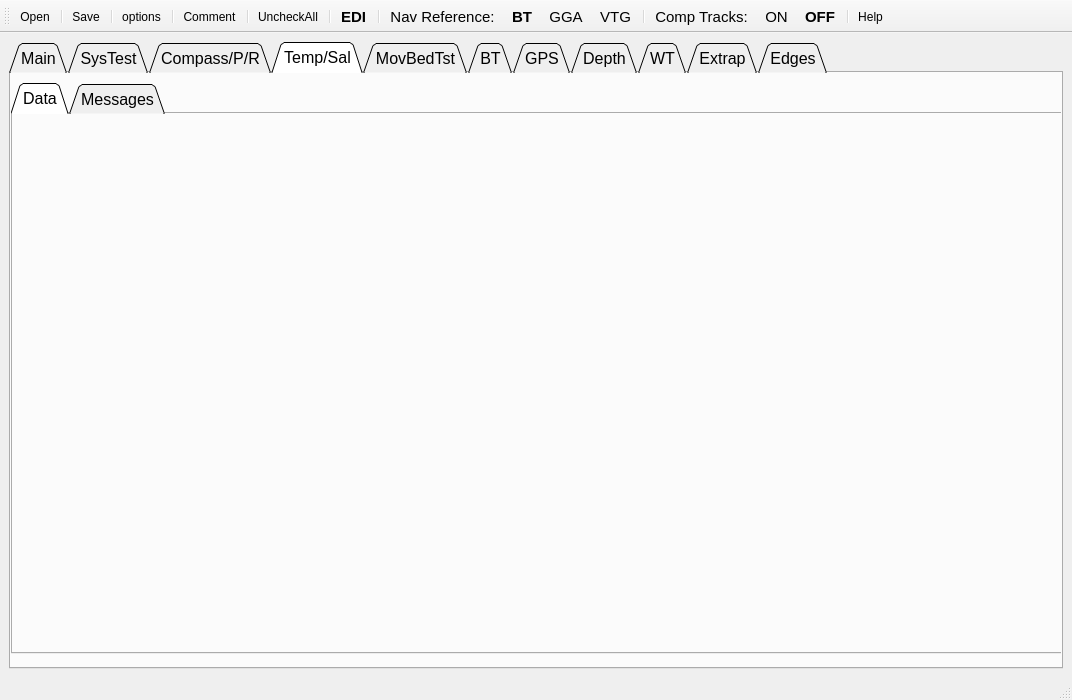
The window that UI/QRev_gui.ui (rowetechinc/QRevPy) describes before a commit, drawn with Qt 5.
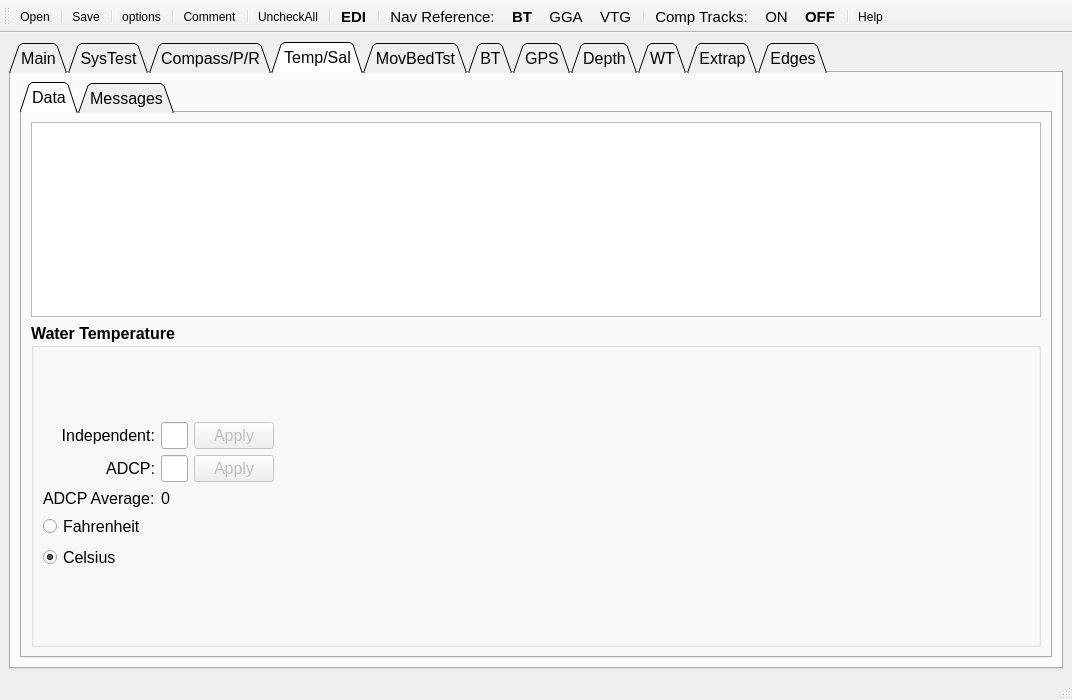
The same window after the commit. The open tabs and pages were chosen to show the change. Icons and pictures are not drawn.

Commit message: Modifications to get the tempsal_tab functioning properly.

Patch:
```diff
--- a/UI/QRev_gui.ui
+++ b/UI/QRev_gui.ui
@@ -1028,32 +1028,305 @@
        <attribute name="title">
         <string>Temp/Sal</string>
        </attribute>
-       <widget class="QTabWidget" name="tab_tempsal_2">
-        <property name="geometry">
-         <rect>
-          <x>0</x>
-          <y>10</y>
-          <width>1221</width>
-          <height>571</height>
-         </rect>
-        </property>
-        <property name="tabShape">
-         <enum>QTabWidget::Triangular</enum>
-        </property>
-        <property name="currentIndex">
-         <number>0</number>
-        </property>
-        <widget class="QWidget" name="tab_tempsal_2_data">
-         <attribute name="title">
-          <string>Data</string>
-         </attribute>
-        </widget>
-        <widget class="QWidget" name="tab_tempsal_2_messages">
-         <attribute name="title">
-          <string>Messages</string>
-         </attribute>
-        </widget>
-       </widget>
+       <layout class="QGridLayout" name="gridLayout_18">
+        <item row="0" column="0">
+         <widget class="QTabWidget" name="tab_tempsal_2">
+          <property name="tabShape">
+           <enum>QTabWidget::Triangular</enum>
+          </property>
+          <property name="currentIndex">
+           <number>0</number>
+          </property>
+          <widget class="QWidget" name="tab_tempsal_2_data">
+           <attribute name="title">
+            <string>Data</string>
+           </attribute>
+           <layout class="QGridLayout" name="gridLayout_19">
+            <item row="0" column="0">
+             <layout class="QVBoxLayout" name="verticalLayout_11" stretch="3,5">
+              <item>
+               <widget class="QTableWidget" name="table_tempsal"/>
+              </item>
+              <item>
+               <widget class="QGroupBox" name="gb_temp">
+                <property name="font">
+                 <font>
+                  <weight>75</weight>
+                  <bold>true</bold>
+                 </font>
+                </property>
+                <property name="title">
+                 <string>Water Temperature</string>
+                </property>
+                <layout class="QGridLayout" name="gridLayout_17">
+                 <item row="0" column="0">
+                  <layout class="QHBoxLayout" name="horizontalLayout_14" stretch="1,4">
+                   <item>
+                    <layout class="QVBoxLayout" name="verticalLayout_10">
+                     <item>
+                      <spacer name="verticalSpacer_2">
+                       <property name="orientation">
+                        <enum>Qt::Vertical</enum>
+                       </property>
+                       <property name="sizeHint" stdset="0">
+                        <size>
+                         <width>20</width>
+                         <height>40</height>
+                        </size>
+                       </property>
+                      </spacer>
+                     </item>
+                     <item>
+                      <layout class="QGridLayout" name="gridLayout_16" columnminimumwidth="2,1,1">
+                       <item row="0" column="0">
+                        <widget class="QLabel" name="label_independent">
+                         <property name="font">
+                          <font>
+                           <weight>50</weight>
+                           <bold>false</bold>
+                          </font>
+                         </property>
+                         <property name="text">
+                          <string>Independent:</string>
+                         </property>
+                         <property name="alignment">
+                          <set>Qt::AlignRight|Qt::AlignTrailing|Qt::AlignVCenter</set>
+                         </property>
+                        </widget>
+                       </item>
+                       <item row="0" column="1">
+                        <widget class="QLineEdit" name="ed_user_temp">
+                         <property name="font">
+                          <font>
+                           <weight>50</weight>
+                           <bold>false</bold>
+                          </font>
+                         </property>
+                        </widget>
+                       </item>
+                       <item row="0" column="2">
+                        <widget class="QPushButton" name="pb_ind_temp_apply">
+                         <property name="enabled">
+                          <bool>false</bool>
+                         </property>
+                         <property name="font">
+                          <font>
+                           <weight>50</weight>
+                           <bold>false</bold>
+                          </font>
+                         </property>
+                         <property name="text">
+                          <string>Apply</string>
+                         </property>
+                        </widget>
+                       </item>
+                       <item row="1" column="0">
+                        <widget class="QLabel" name="label_adcp">
+                         <property name="font">
+                          <font>
+                           <weight>50</weight>
+                           <bold>false</bold>
+                          </font>
+                         </property>
+                         <property name="text">
+                          <string>ADCP:</string>
+                         </property>
+                         <property name="alignment">
+                          <set>Qt::AlignRight|Qt::AlignTrailing|Qt::AlignVCenter</set>
+                         </property>
+                        </widget>
+                       </item>
+                       <item row="1" column="1">
+                        <widget class="QLineEdit" name="ed_adcp_temp">
+                         <property name="font">
+                          <font>
+                           <weight>50</weight>
+                           <bold>false</bold>
+                          </font>
+                         </property>
+                        </widget>
+                       </item>
+                       <item row="1" column="2">
+                        <widget class="QPushButton" name="pb_adcp_temp_apply">
+                         <property name="enabled">
+                          <bool>false</bool>
+                         </property>
+                         <property name="font">
+                          <font>
+                           <weight>50</weight>
+                           <bold>false</bold>
+                          </font>
+                         </property>
+                         <property name="text">
+                          <string>Apply</string>
+                         </property>
+                        </widget>
+                       </item>
+                       <item row="2" column="0">
+                        <widget class="QLabel" name="label_adcp_avg">
+                         <property name="font">
+                          <font>
+                           <weight>50</weight>
+                           <bold>false</bold>
+                          </font>
+                         </property>
+                         <property name="text">
+                          <string>ADCP Average:</string>
+                         </property>
+                        </widget>
+                       </item>
+                       <item row="2" column="1">
+                        <widget class="QLabel" name="txt_adcp_avg">
+                         <property name="font">
+                          <font>
+                           <weight>50</weight>
+                           <bold>false</bold>
+                          </font>
+                         </property>
+                         <property name="text">
+                          <string>0</string>
+                         </property>
+                        </widget>
+                       </item>
+                       <item row="2" column="2">
+                        <spacer name="horizontalSpacer_3">
+                         <property name="orientation">
+                          <enum>Qt::Horizontal</enum>
+                         </property>
+                         <property name="sizeHint" stdset="0">
+                          <size>
+                           <width>40</width>
+                           <height>20</height>
+                          </size>
+                         </property>
+                        </spacer>
+                       </item>
+                      </layout>
+                     </item>
+                     <item>
+                      <layout class="QVBoxLayout" name="verticalLayout_9">
+                       <item>
+                        <widget class="QRadioButton" name="rb_f">
+                         <property name="font">
+                          <font>
+                           <weight>50</weight>
+                           <bold>false</bold>
+                          </font>
+                         </property>
+                         <property name="text">
+                          <string>Fahrenheit</string>
+                         </property>
+                        </widget>
+                       </item>
+                       <item>
+                        <widget class="QRadioButton" name="rb_c">
+                         <property name="font">
+                          <font>
+                           <weight>50</weight>
+                           <bold>false</bold>
+                          </font>
+                         </property>
+                         <property name="text">
+                          <string>Celsius</string>
+                         </property>
+                         <property name="checked">
+                          <bool>true</bool>
+                         </property>
+                        </widget>
+                       </item>
+                      </layout>
+                     </item>
+                     <item>
+                      <spacer name="verticalSpacer">
+                       <property name="orientation">
+                        <enum>Qt::Vertical</enum>
+                       </property>
+                       <property name="sizeHint" stdset="0">
+                        <size>
+                         <width>20</width>
+                         <height>40</height>
+                        </size>
+                       </property>
+                      </spacer>
+                     </item>
+                    </layout>
+                   </item>
+                   <item>
+                    <widget class="QWidget" name="graph_temperature" native="true"/>
+                   </item>
+                  </layout>
+                 </item>
+                </layout>
+               </widget>
+              </item>
+             </layout>
+            </item>
+           </layout>
+          </widget>
+          <widget class="QWidget" name="tab_tempsal_2_messages">
+           <attribute name="title">
+            <string>Messages</string>
+           </attribute>
+           <layout class="QGridLayout" name="gridLayout_20">
+            <item row="0" column="0">
+             <layout class="QVBoxLayout" name="verticalLayout_12">
+              <item>
+               <widget class="QGroupBox" name="box_compass_messages_2">
+                <property name="font">
+                 <font>
+                  <weight>75</weight>
+                  <bold>true</bold>
+                 </font>
+                </property>
+                <property name="title">
+                 <string>Quality Check Messages</string>
+                </property>
+                <layout class="QHBoxLayout" name="horizontalLayout_15">
+                 <item>
+                  <widget class="QPlainTextEdit" name="display_tempsal_messages">
+                   <property name="font">
+                    <font>
+                     <weight>50</weight>
+                     <bold>false</bold>
+                    </font>
+                   </property>
+                  </widget>
+                 </item>
+                </layout>
+               </widget>
+              </item>
+              <item>
+               <widget class="QGroupBox" name="box_compass_comments_2">
+                <property name="font">
+                 <font>
+                  <weight>75</weight>
+                  <bold>true</bold>
+                 </font>
+                </property>
+                <property name="title">
+                 <string>Comments</string>
+                </property>
+                <layout class="QHBoxLayout" name="horizontalLayout_16">
+                 <item>
+                  <widget class="QPlainTextEdit" name="display_tempsal_comments">
+                   <property name="font">
+                    <font>
+                     <weight>50</weight>
+                     <bold>false</bold>
+                    </font>
+                   </property>
+                  </widget>
+                 </item>
+                </layout>
+               </widget>
+              </item>
+             </layout>
+            </item>
+           </layout>
+          </widget>
+         </widget>
+        </item>
+       </layout>
       </widget>
       <widget class="QWidget" name="tab_mbt">
        <attribute name="title">
```
The commit also changes 6 other files.
